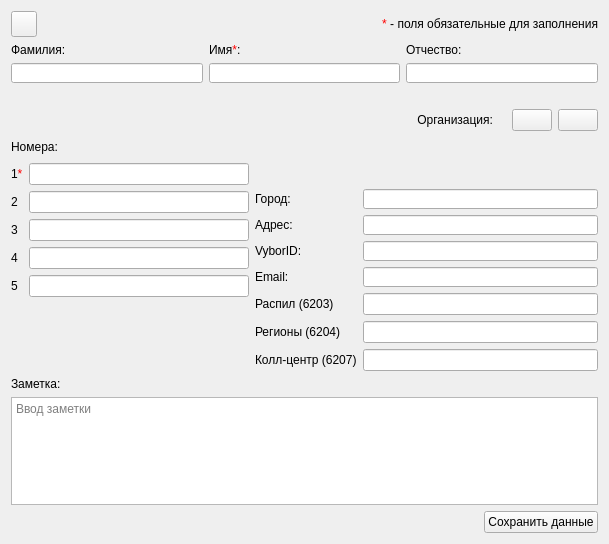
This is src/EditContactDialog.ui in okostynchuk/Outcall as Qt 5 draws it before an edit. The edited form follows.
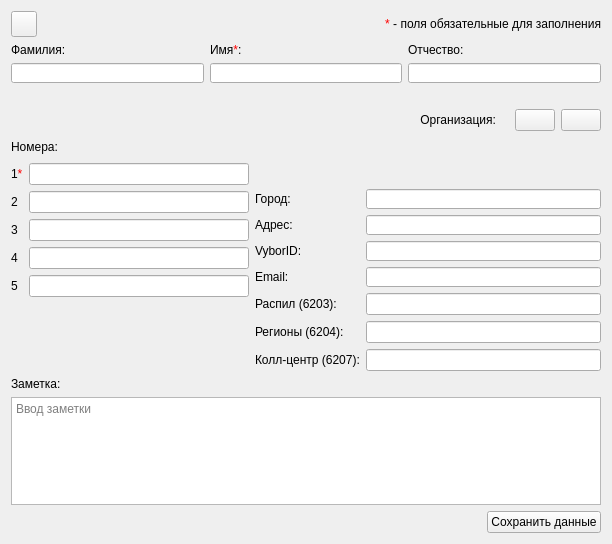
This is the edited form. Icons and pictures are not drawn.

Commit message: deleted useless queries in call history, edited select in contact dialog

Patch:
```diff
--- a/src/EditContactDialog.ui
+++ b/src/EditContactDialog.ui
@@ -6,7 +6,7 @@
    <rect>
     <x>0</x>
     <y>0</y>
-    <width>596</width>
+    <width>603</width>
     <height>544</height>
    </rect>
   </property>
@@ -501,7 +501,7 @@
        <item row="6" column="0">
         <widget class="QLabel" name="label_11">
          <property name="text">
-          <string>Регионы (6204)</string>
+          <string>Регионы (6204):</string>
          </property>
         </widget>
        </item>
@@ -511,14 +511,14 @@
        <item row="5" column="0">
         <widget class="QLabel" name="label_9">
          <property name="text">
-          <string>Распил (6203)</string>
+          <string>Распил (6203):</string>
          </property>
         </widget>
        </item>
        <item row="7" column="0">
         <widget class="QLabel" name="label_17">
          <property name="text">
-          <string>Колл-центр (6207)</string>
+          <string>Колл-центр (6207):</string>
          </property>
         </widget>
        </item>
```
The commit also changes 8 other files.
